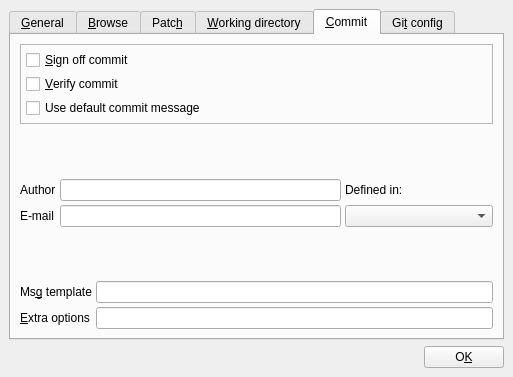
This is src/settings.ui in tibirna/qgit as Qt 5 draws it before an edit. The edited form follows.
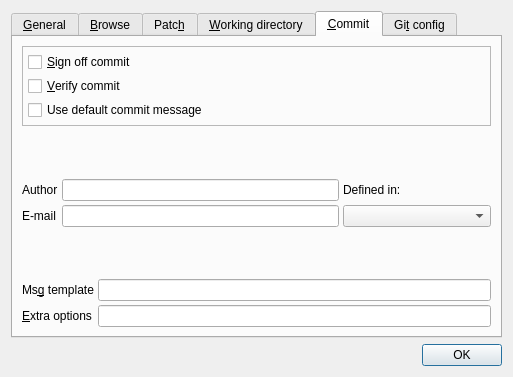
This is the edited form. The open tabs and pages were chosen to show the change. Icons and pictures are not drawn.

What changed in the file:
```diff
--- a/src/settings.ui
+++ b/src/settings.ui
@@ -29,21 +29,7 @@
   <property name="modal">
    <bool>true</bool>
   </property>
-  <layout class="QHBoxLayout">
-   <property name="spacing">
-    <number>6</number>
-   </property>
-   <property name="margin">
-    <number>9</number>
-   </property>
-   <item>
-    <layout class="QVBoxLayout">
-     <property name="spacing">
-      <number>6</number>
-     </property>
-     <property name="margin">
-      <number>0</number>
-     </property>
+  <layout class="QVBoxLayout" name="verticalLayout_2">
      <item>
       <widget class="QTabWidget" name="tabDialog">
        <property name="currentIndex">
@@ -700,7 +686,16 @@
          <property name="spacing">
           <number>6</number>
          </property>
-         <property name="margin">
+       <property name="leftMargin">
+        <number>9</number>
+       </property>
+       <property name="topMargin">
+        <number>9</number>
+       </property>
+       <property name="rightMargin">
+        <number>9</number>
+       </property>
+       <property name="bottomMargin">
           <number>9</number>
          </property>
          <item>
@@ -708,7 +703,16 @@
            <property name="spacing">
             <number>0</number>
            </property>
-           <property name="margin">
+         <property name="leftMargin">
+          <number>0</number>
+         </property>
+         <property name="topMargin">
+          <number>0</number>
+         </property>
+         <property name="rightMargin">
+          <number>0</number>
+         </property>
+         <property name="bottomMargin">
             <number>0</number>
            </property>
            <item>
@@ -723,7 +727,16 @@
               <property name="spacing">
                <number>0</number>
               </property>
-              <property name="margin">
+            <property name="leftMargin">
+             <number>2</number>
+            </property>
+            <property name="topMargin">
+             <number>2</number>
+            </property>
+            <property name="rightMargin">
+             <number>2</number>
+            </property>
+            <property name="bottomMargin">
                <number>2</number>
               </property>
               <item>
@@ -731,7 +744,16 @@
                 <property name="spacing">
                  <number>4</number>
                 </property>
-                <property name="margin">
+              <property name="leftMargin">
+               <number>3</number>
+              </property>
+              <property name="topMargin">
+               <number>3</number>
+              </property>
+              <property name="rightMargin">
+               <number>3</number>
+              </property>
+              <property name="bottomMargin">
                  <number>3</number>
                 </property>
                 <item>
@@ -787,7 +809,16 @@
            </item>
            <item>
             <layout class="QGridLayout">
-             <property name="margin">
+           <property name="leftMargin">
+            <number>0</number>
+           </property>
+           <property name="topMargin">
+            <number>0</number>
+           </property>
+           <property name="rightMargin">
+            <number>0</number>
+           </property>
+           <property name="bottomMargin">
               <number>0</number>
              </property>
              <property name="spacing">
@@ -854,7 +885,16 @@
            </item>
            <item>
             <layout class="QGridLayout">
-             <property name="margin">
+           <property name="leftMargin">
+            <number>0</number>
+           </property>
+           <property name="topMargin">
+            <number>0</number>
+           </property>
+           <property name="rightMargin">
+            <number>0</number>
+           </property>
+           <property name="bottomMargin">
               <number>0</number>
              </property>
              <property name="spacing">
@@ -978,45 +1018,11 @@
       </widget>
      </item>
      <item>
-      <layout class="QHBoxLayout">
-       <property name="spacing">
-        <number>0</number>
-       </property>
-       <property name="margin">
-        <number>0</number>
-       </property>
-       <item>
-        <spacer>
-         <property name="orientation">
-          <enum>Qt::Horizontal</enum>
-         </property>
-         <property name="sizeHint" stdset="0">
-          <size>
-           <width>181</width>
-           <height>20</height>
-          </size>
-         </property>
-        </spacer>
-       </item>
-       <item>
-        <widget class="QPushButton" name="buttonOk">
-         <property name="text">
-          <string>O&amp;K</string>
-         </property>
-         <property name="shortcut">
-          <string>Alt+K</string>
-         </property>
-         <property name="autoDefault">
-          <bool>false</bool>
-         </property>
-         <property name="default">
-          <bool>false</bool>
-         </property>
-        </widget>
-       </item>
-      </layout>
-     </item>
-    </layout>
+    <widget class="QDialogButtonBox" name="buttonBox">
+     <property name="standardButtons">
+      <set>QDialogButtonBox::Ok</set>
+     </property>
+    </widget>
    </item>
   </layout>
  </widget>
```
Left out of the diff: 210 changed lines with no effect on the pictures. Lines whose indentation alone changed are shown as unchanged.
